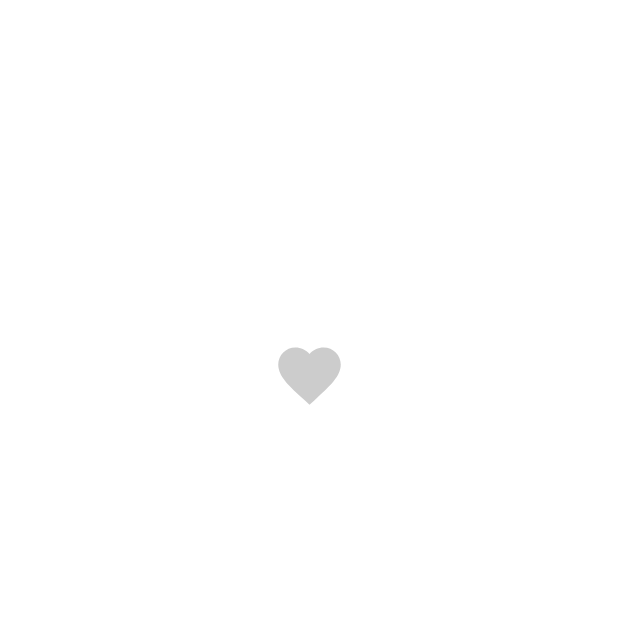
After one commit to James-Aidoo/RecipeApp, an Android app built with Jetpack Compose: the composable AnimatedHeartButton shown on its own in the app's theme, on a phone screen of 412 x 824 dp, the top half of it. The commit adds this screen. Run offline under Robolectric (Android 15) with nearby library versions, the phone set to English and light mode, and no system bars; network calls fail.

Commit message:
Feature update: Issue #22
Implement animated heart icon (a "like" animation)

```diff
--- /dev/null
+++ b/app/src/main/java/com/questdev/recipeapp/ui/component/AnimatedHeartButton.kt
@@ -0,0 +1,63 @@
+package com.questdev.recipeapp.ui.component
+
+import androidx.compose.animation.animateColorAsState
+import androidx.compose.animation.core.animateDpAsState
+import androidx.compose.animation.core.tween
+import androidx.compose.foundation.layout.*
+import androidx.compose.foundation.selection.toggleable
+import androidx.compose.material.Icon
+import androidx.compose.material.icons.Icons
+import androidx.compose.material.icons.filled.Favorite
+import androidx.compose.runtime.*
+import androidx.compose.runtime.saveable.rememberSaveable
+import androidx.compose.ui.Alignment
+import androidx.compose.ui.Modifier
+import androidx.compose.ui.graphics.Color
+import androidx.compose.ui.tooling.preview.Preview
+import androidx.compose.ui.unit.dp
+
+@Composable
+fun AnimatedHeartButton() {
+    var isRed by rememberSaveable { mutableStateOf(false) }
+    val idleIconSize = 50.dp
+    val activeIconSize = 80.dp
+    var targetSize by remember { mutableStateOf(idleIconSize) }
+
+    val heartSize by animateDpAsState(
+        targetValue = targetSize,
+        animationSpec = tween(durationMillis = 200),
+        finishedListener = {
+            if (targetSize >= activeIconSize)
+                targetSize = idleIconSize
+        }
+    )
+
+    val color by animateColorAsState(targetValue = if (isRed) Color.Red else Color.LightGray)
+
+    Row(
+        modifier = Modifier
+            .fillMaxWidth()
+            .height(500.dp),
+        horizontalArrangement = Arrangement.Center
+    ) {
+        Icon(
+            imageVector = Icons.Default.Favorite,
+            contentDescription = null,
+            modifier = Modifier
+                .height(heartSize)
+                .width(heartSize)
+                .align(alignment = Alignment.CenterVertically)
+                .toggleable(value = isRed, onValueChange = {
+                    isRed = it
+                    targetSize = activeIconSize
+                }),
+            tint = color
+        )
+    }
+}
+
+@Preview
+@Composable
+fun PreviewAnimatedHeartButton() {
+    AnimatedHeartButton()
+}
--- a/app/src/main/java/com/questdev/recipeapp/util/PulsingCircle.kt
+++ b/app/src/main/java/com/questdev/recipeapp/ui/component/PulsingCircle.kt
@@ -1,4 +1,4 @@
-package com.questdev.recipeapp.util
+package com.questdev.recipeapp.ui.component
 
 import androidx.compose.animation.core.*
 import androidx.compose.foundation.Canvas
```
